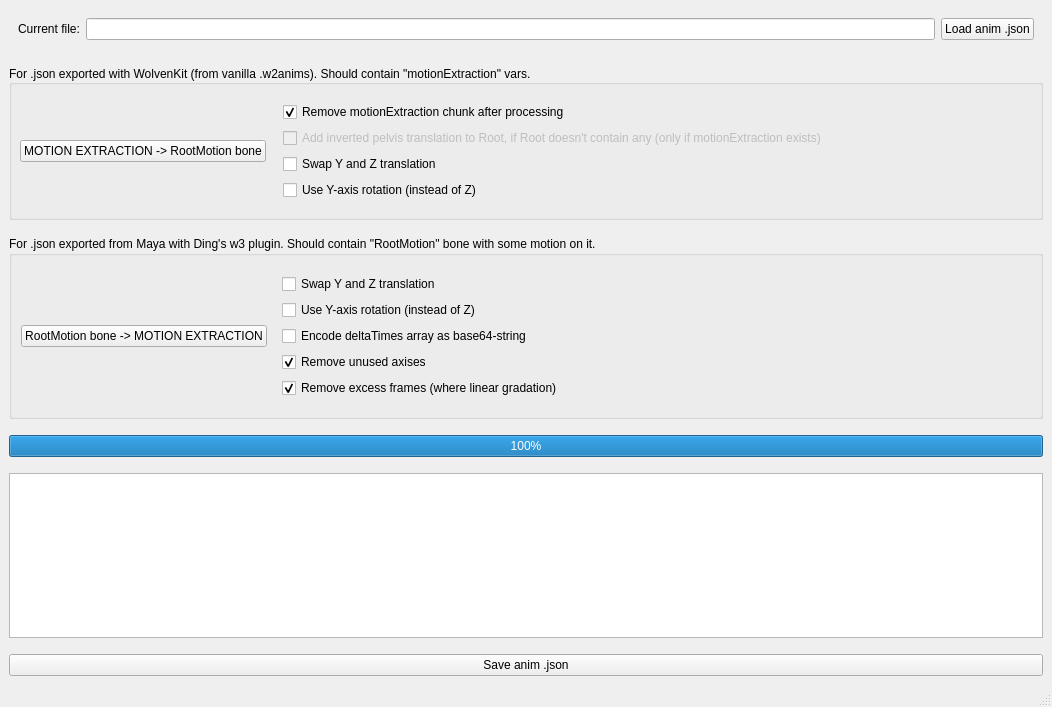
Above: source/W3MayaAnimUtil.ui from nikich340/W3-Maya-AnimUtil before the change. Below: the same form after it.
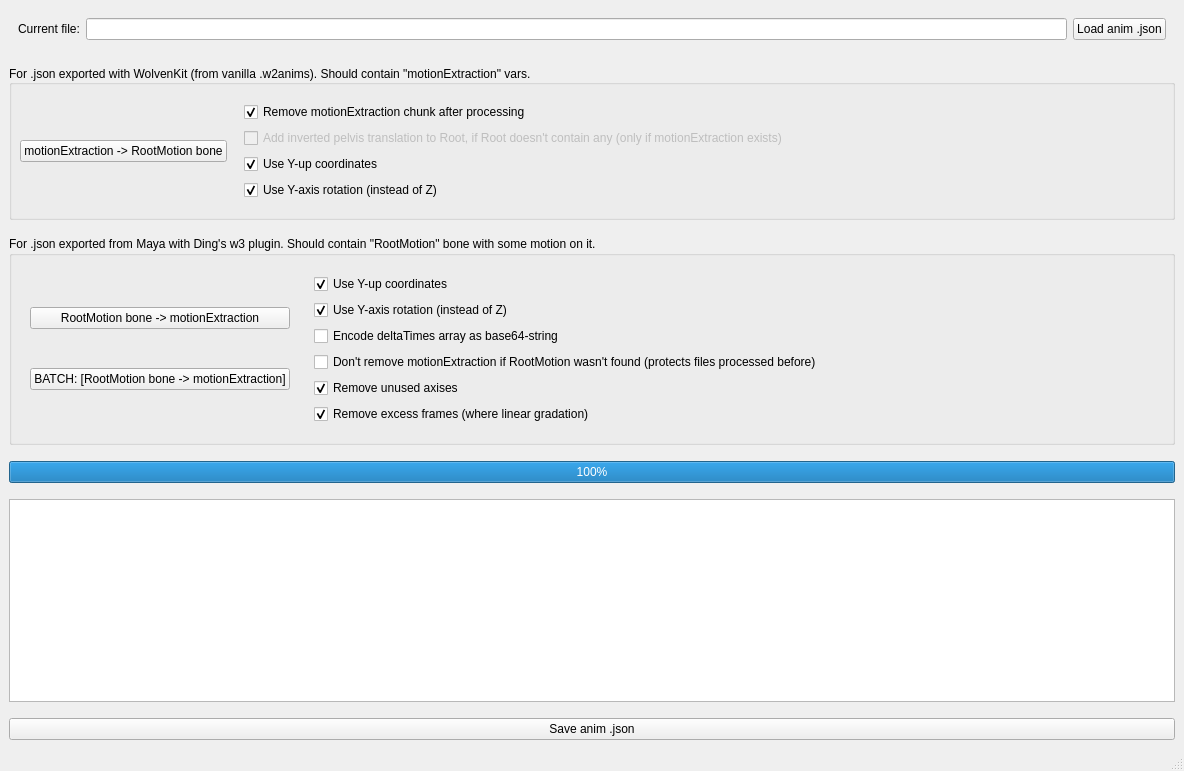
That is the form after the change.

Commit message: + Update tool & Add batch support for single anim .json

The edit to the form file:
```diff
--- a/source/W3MayaAnimUtil.ui
+++ b/source/W3MayaAnimUtil.ui
@@ -6,8 +6,8 @@
    <rect>
     <x>0</x>
     <y>0</y>
-    <width>1052</width>
-    <height>707</height>
+    <width>1184</width>
+    <height>771</height>
    </rect>
   </property>
   <property name="font">
@@ -106,7 +106,7 @@
           </font>
          </property>
          <property name="text">
-          <string>MOTION EXTRACTION -&gt; RootMotion bone</string>
+          <string>motionExtraction -&gt; RootMotion bone</string>
          </property>
         </widget>
        </item>
@@ -142,7 +142,10 @@
           <item>
            <widget class="QCheckBox" name="checkSwapYZpos">
             <property name="text">
-             <string>Swap Y and Z translation</string>
+             <string>Use Y-up coordinates</string>
+            </property>
+            <property name="checked">
+             <bool>true</bool>
             </property>
            </widget>
           </item>
@@ -151,6 +154,9 @@
             <property name="text">
              <string>Use Y-axis rotation (instead of Z)</string>
             </property>
+            <property name="checked">
+             <bool>true</bool>
+            </property>
            </widget>
           </item>
          </layout>
@@ -179,6 +185,9 @@
       </property>
       <layout class="QHBoxLayout" name="horizontalLayout_3">
        <item>
+        <widget class="QWidget" name="widget_4" native="true">
+         <layout class="QVBoxLayout" name="verticalLayout_4">
+          <item>
         <widget class="QPushButton" name="buttonExtractMotionFromBone">
          <property name="font">
           <font>
@@ -186,8 +195,18 @@
           </font>
          </property>
          <property name="text">
-          <string>RootMotion bone -&gt; MOTION EXTRACTION</string>
-         </property>
+             <string>RootMotion bone -&gt; motionExtraction</string>
+            </property>
+           </widget>
+          </item>
+          <item>
+           <widget class="QPushButton" name="buttonExtractMotionFromBoneBatch">
+            <property name="text">
+             <string>BATCH: [RootMotion bone -&gt; motionExtraction]</string>
+            </property>
+           </widget>
+          </item>
+         </layout>
         </widget>
        </item>
        <item>
@@ -196,7 +215,10 @@
           <item>
            <widget class="QCheckBox" name="checkSwapYZpos_2">
             <property name="text">
-             <string>Swap Y and Z translation</string>
+             <string>Use Y-up coordinates</string>
+            </property>
+            <property name="checked">
+             <bool>true</bool>
             </property>
            </widget>
           </item>
@@ -205,6 +227,9 @@
             <property name="text">
              <string>Use Y-axis rotation (instead of Z)</string>
             </property>
+            <property name="checked">
+             <bool>true</bool>
+            </property>
            </widget>
           </item>
           <item>
@@ -214,6 +239,16 @@
             </property>
            </widget>
           </item>
+          <item>
+           <widget class="QCheckBox" name="checkIgnoreEmptyRootMotion">
+            <property name="text">
+             <string>Don't remove motionExtraction if RootMotion wasn't found (protects files processed before)</string>
+            </property>
+            <property name="checked">
+             <bool>false</bool>
+            </property>
+           </widget>
+          </item>
           <item>
            <widget class="QCheckBox" name="checkRemoveAxises">
             <property name="text">
```
Left out of the diff: 2 changed lines with no effect on the pictures. Lines whose indentation alone changed are shown as unchanged. The commit also changes 5 other files.
